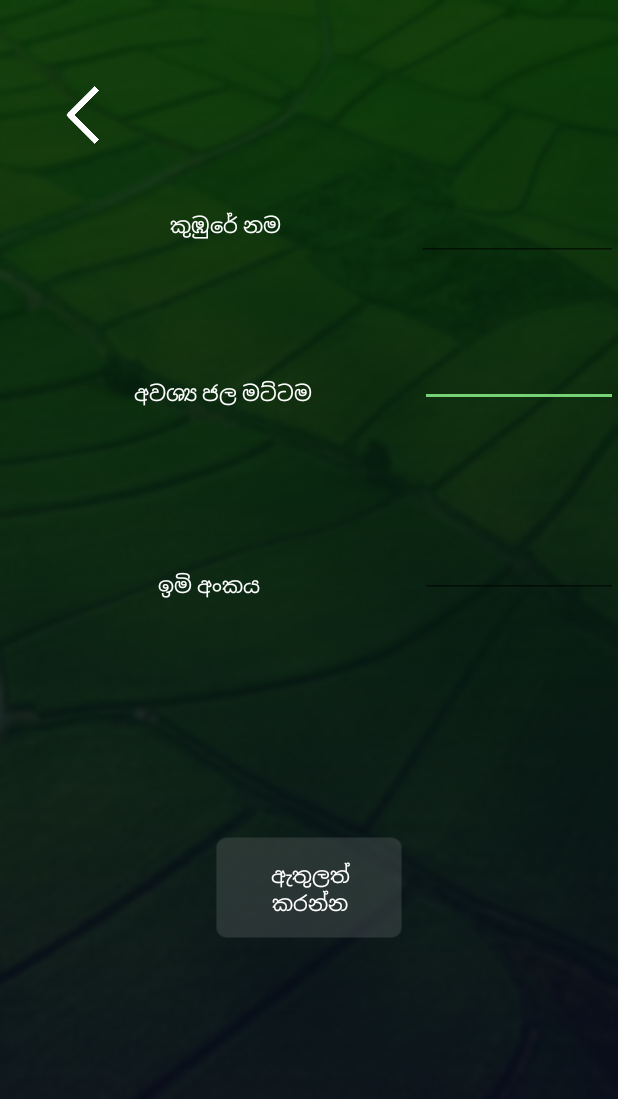
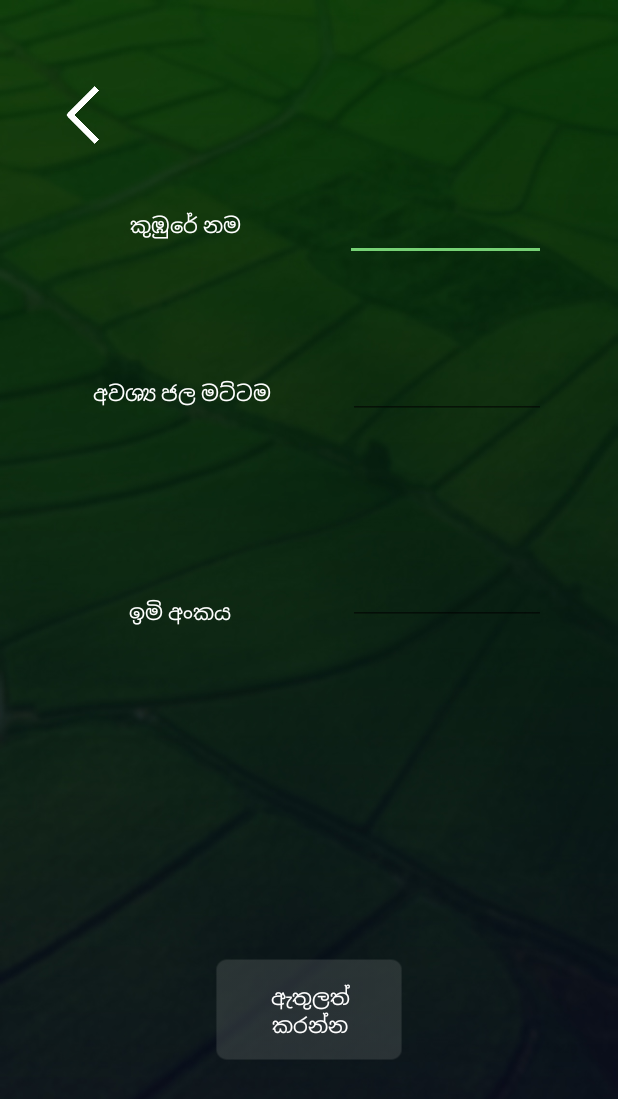
Before and after one commit to manjitha-teshara/Smart_Kubura-Firebase, an Android app: the AddPaddyFieldActivity screen opened directly, with no data from a screen before it, on a phone screen of 412 x 824 dp. Shown: the top 1099 px of the screen. Run offline under Robolectric (Android 15) with nearby library versions, the phone set to English and light mode, and no system bars; our stand-ins replace Firebase (no records; nobody signed in at launch, a user with empty details on screens opened directly).

Commit message:
Required Water Level Updated

```diff
--- a/app/src/main/java/com/trycatch/wasuradananjith/smartkubura2/AddPaddyFieldActivity.java
+++ b/app/src/main/java/com/trycatch/wasuradananjith/smartkubura2/AddPaddyFieldActivity.java
@@ -69,7 +69,7 @@ public class AddPaddyFieldActivity extends AppCompatActivity {
                 }
                 else{
 
-                    final PaddyField paddy = new PaddyField(level,paddyFieldName,imei,phone,0);
+                    final PaddyField paddy = new PaddyField("0",paddyFieldName,imei,phone,0,level);
 
                     mDatabase.addListenerForSingleValueEvent(new ValueEventListener() {
                         @Override
--- a/app/src/main/res/layout/activity_add_farm.xml
+++ b/app/src/main/res/layout/activity_add_farm.xml
@@ -61,9 +61,10 @@
         android:layout_marginTop="8dp"
         app:layout_constraintBottom_toBottomOf="parent"
         app:layout_constraintEnd_toEndOf="parent"
+        app:layout_constraintHorizontal_bias="0.502"
         app:layout_constraintStart_toStartOf="parent"
         app:layout_constraintTop_toTopOf="parent"
-        app:layout_constraintVertical_bias="0.769"
+        app:layout_constraintVertical_bias="0.89"
         app:srcCompat="@drawable/blankbutton" />
 
     <TextView
@@ -83,16 +84,51 @@
         app:layout_constraintTop_toTopOf="@+id/imgEnterNewFarm" />
 
     <EditText
+        android:id="@+id/edtFarmName"
+        android:layout_width="134dp"
+        android:layout_height="46dp"
+        android:layout_marginEnd="48dp"
+        android:layout_marginRight="48dp"
+        android:layout_marginTop="128dp"
+        android:ems="10"
+        android:inputType="textPersonName"
+        android:text=""
+        android:textAlignment="center"
+        android:textColor="#ffffff"
+        app:layout_constraintEnd_toEndOf="parent"
+        app:layout_constraintTop_toTopOf="parent" />
+
+    <EditText
         android:id="@+id/edtWaterLevelNewFarm"
         android:layout_width="132dp"
         android:layout_height="wrap_content"
-        android:layout_marginTop="52dp"
+        android:layout_marginEnd="48dp"
+        android:layout_marginRight="48dp"
+        android:layout_marginTop="60dp"
         android:ems="10"
         android:inputType="phone"
         android:textAlignment="center"
         android:textColor="#ffffff"
         app:layout_constraintEnd_toEndOf="parent"
         app:layout_constraintTop_toBottomOf="@+id/edtFarmName" />
+
+    <EditText
+        android:id="@+id/edtImeiNumber"
+        android:layout_width="132dp"
+        android:layout_height="42dp"
+        android:layout_marginBottom="8dp"
+        android:layout_marginEnd="48dp"
+        android:layout_marginRight="48dp"
+        android:layout_marginTop="8dp"
+        android:ems="10"
+        android:inputType="text"
+        android:text=""
+        android:textColor="#ffffff"
+        app:layout_constraintBottom_toBottomOf="parent"
+        app:layout_constraintEnd_toEndOf="parent"
+        app:layout_constraintTop_toBottomOf="@+id/edtWaterLevelNewFarm"
+        app:layout_constraintVertical_bias="0.179" />
+
 
     <TextView
         android:id="@+id/txtImeiNumber"
@@ -106,36 +142,11 @@
         android:textColor="#ffffff"
         app:layout_constraintBottom_toBottomOf="parent"
         app:layout_constraintEnd_toStartOf="@+id/edtImeiNumber"
-        app:layout_constraintHorizontal_bias="0.496"
+        app:layout_constraintHorizontal_bias="0.525"
         app:layout_constraintStart_toStartOf="parent"
         app:layout_constraintTop_toBottomOf="@+id/textView3"
-        app:layout_constraintVertical_bias="0.194" />
+        app:layout_constraintVertical_bias="0.229" />
 
-    <EditText
-        android:id="@+id/edtImeiNumber"
-        android:layout_width="132dp"
-        android:layout_height="42dp"
-        android:layout_marginBottom="8dp"
-        android:layout_marginTop="8dp"
-        android:ems="10"
-        android:text=""
-        android:inputType="text"
-        android:textColor="#ffffff"
-        app:layout_constraintBottom_toBottomOf="parent"
-        app:layout_constraintEnd_toEndOf="parent"
-        app:layout_constraintTop_toBottomOf="@+id/edtWaterLevelNewFarm"
-        app:layout_constraintVertical_bias="0.157" />
 
-    <EditText
-        android:id="@+id/edtFarmName"
-        android:layout_width="134dp"
-        android:layout_height="46dp"
-        android:layout_marginTop="128dp"
-        android:ems="10"
-        android:inputType="textPersonName"
-        android:text=""
-        android:textAlignment="center"
-        android:textColor="#ffffff"
-        app:layout_constraintEnd_toEndOf="parent"
-        app:layout_constraintTop_toTopOf="parent" />
+
 </android.support.constraint.ConstraintLayout>
```
Also changed, not shown: app/src/main/java/com/trycatch/wasuradananjith/smartkubura2/HomeActivity.java (+10 -2 lines), app/src/main/java/com/trycatch/wasuradananjith/smartkubura2/Model/PaddyField.java (+11 -1 lines), app/src/main/java/com/trycatch/wasuradananjith/smartkubura2/StartWaterPassActivity.java (+7 -0 lines), app/src/main/java/com/trycatch/wasuradananjith/smartkubura2/StopWaterPassActivity.java (+7 -0 lines).
